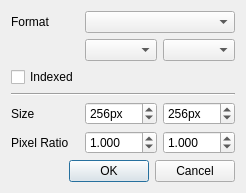
First picture: the form in newbufferdialog.ui, repository not-surt/GfxPaint, before the edit.
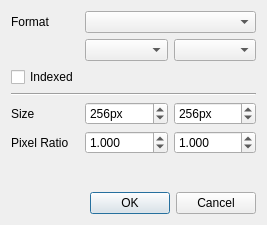
Second picture: the form after the edit.

Patch:
```diff
--- a/newbufferdialog.ui
+++ b/newbufferdialog.ui
@@ -6,10 +6,16 @@
    <rect>
     <x>0</x>
     <y>0</y>
-    <width>239</width>
-    <height>193</height>
+    <width>267</width>
+    <height>225</height>
    </rect>
   </property>
+  <property name="sizePolicy">
+   <sizepolicy hsizetype="Preferred" vsizetype="Fixed">
+    <horstretch>0</horstretch>
+    <verstretch>0</verstretch>
+   </sizepolicy>
+  </property>
   <property name="windowTitle">
    <string>New Buffer</string>
   </property>
```
